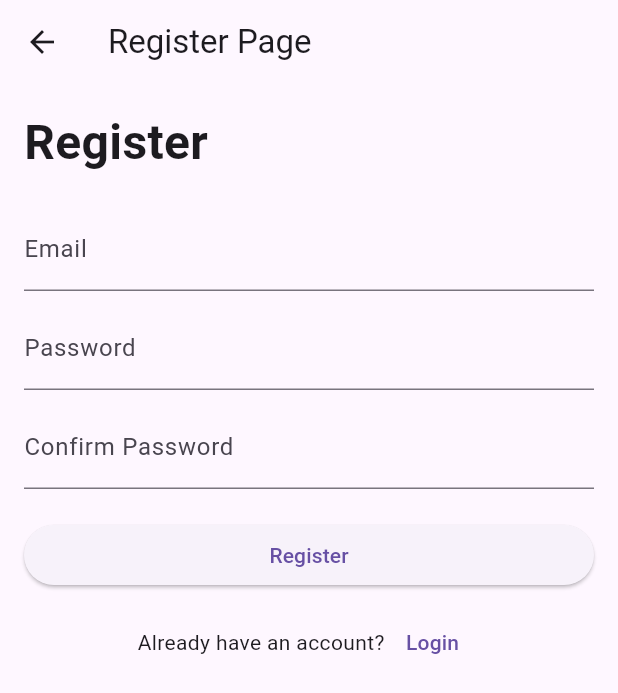
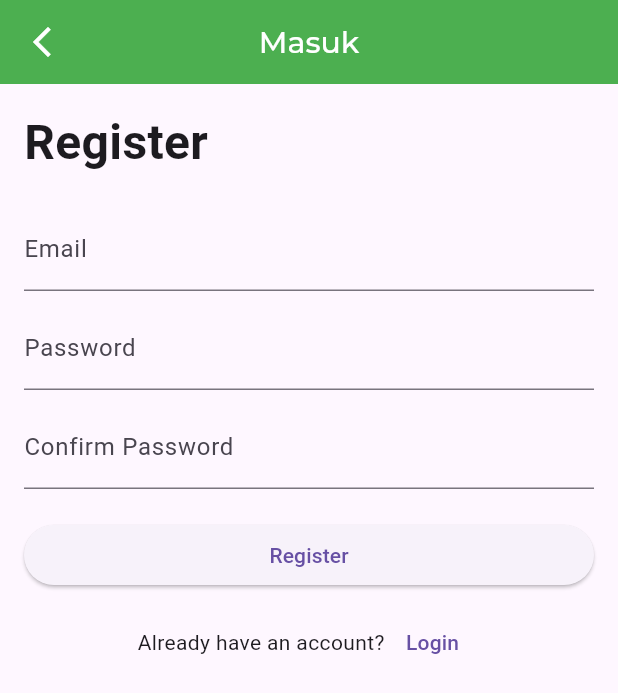
Before and after one commit to Dafrisu/TUBES_PPB, a Flutter app: the screen it shows after launch, after a tap on "Register", on a phone screen of 412 x 824 dp. Shown: the top 693 px of the screen. Run offline on Flutter 3.47's test engine with Material 3 defaults, Android fonts, the phone set to English and light mode, and no system bars; our stand-ins replace expandable_text, flutter_carousel_widget, google_fonts, timelines.

Commit message:
border radius in landing.dart

```diff
--- a/lib/landing.dart
+++ b/lib/landing.dart
@@ -60,6 +60,8 @@ class landingPageState extends State<landingPage> {
               style: ElevatedButton.styleFrom(
                 backgroundColor: Colors.green,
                 minimumSize: const Size(300, 50),
+                shape:
+                      RoundedRectangleBorder(borderRadius: BorderRadius.zero),
               ),
               onPressed: () {
                 Navigator.push(
@@ -78,7 +80,8 @@ class landingPageState extends State<landingPage> {
               style: ElevatedButton.styleFrom(
                 backgroundColor: const Color.fromARGB(255, 255, 255, 255),
                 minimumSize: const Size(300, 50),
-
+                shape:
+                      RoundedRectangleBorder(borderRadius: BorderRadius.zero),
               ),
               onPressed: () {
                 Navigator.push(
--- a/lib/register.dart
+++ b/lib/register.dart
@@ -1,5 +1,7 @@
 import 'package:flutter/material.dart';
-import 'package:tubes_ppb/dashboard/dashboard.dart';
+import 'package:tubes_ppb/landing.dart';
+import 'package:google_fonts/google_fonts.dart';
+
 import 'verifikasi.dart';
 
 class register extends StatelessWidget {
@@ -10,7 +12,27 @@ class register extends StatelessWidget {
     final formKey = GlobalKey<FormState>();
 
     return Scaffold(
-      appBar: AppBar(title: const Text('Register Page')),
+      appBar: AppBar(
+        backgroundColor: const Color.fromRGBO(76, 175, 80, 1),
+        leading: IconButton(
+          icon: const Icon(Icons.arrow_back_ios_new),
+          onPressed: () {
+            Navigator.push(
+              context,
+              MaterialPageRoute(
+                builder: (context) => landingPage(),
+              ),
+            );
+          },
+          color: Colors.white,
+        ),
+        centerTitle: true,
+        title: Text(
+          'Masuk',
+          style: GoogleFonts.montserrat(
+              fontSize: 20, fontWeight: FontWeight.w500, color: Colors.white),
+        ),
+      ),
       body: Padding(
         padding: const EdgeInsets.all(16.0),
         child: Form(
```
